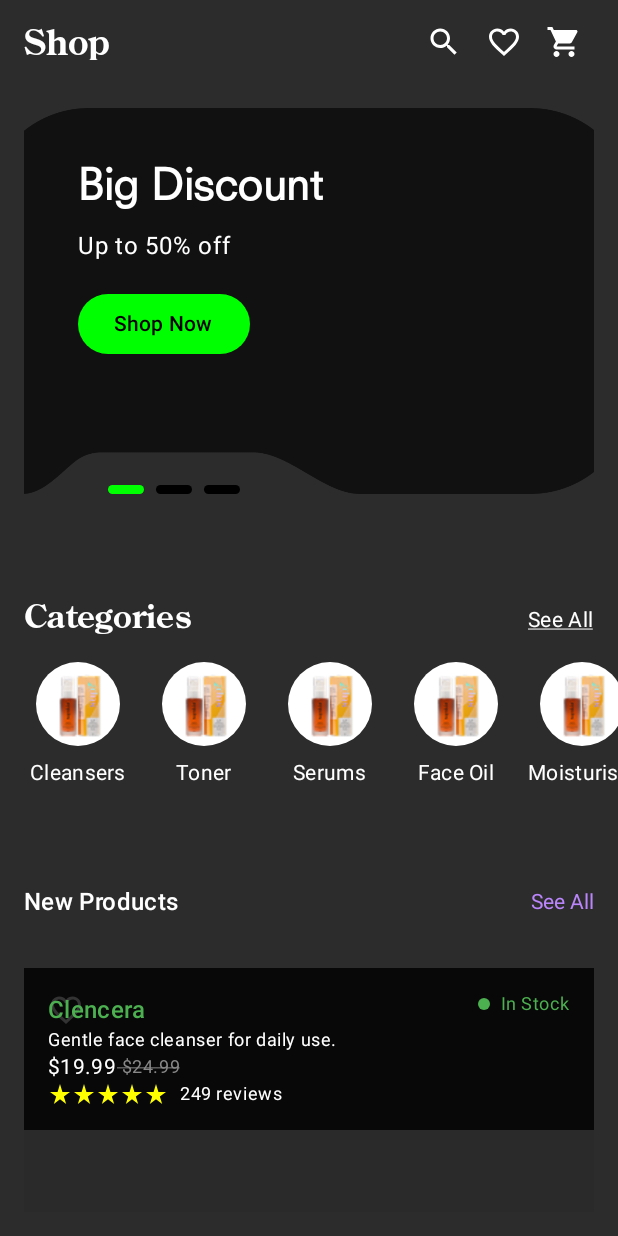
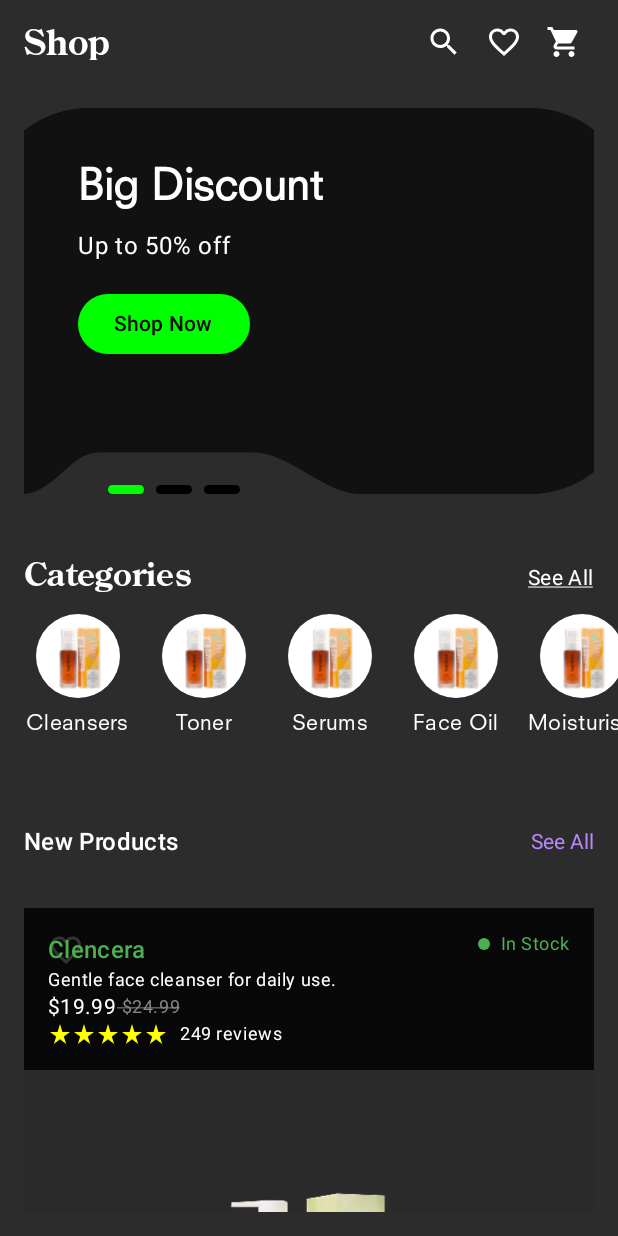
Before and after one commit to oyeraghib/Shop-App-D4C, an Android app built with Jetpack Compose: the screen it shows after launch (HomeActivity), on a phone screen of 412 x 824 dp. Run offline under Robolectric (Android 15) with nearby library versions, the phone set to English and light mode, and no system bars; our stand-ins replace accompanist.

Commit message:
fix: category section

```diff
--- a/app/src/main/java/com/d4cshopappassignment/ui/activity/shopHome/HomeActivity.kt
+++ b/app/src/main/java/com/d4cshopappassignment/ui/activity/shopHome/HomeActivity.kt
@@ -156,12 +156,12 @@ fun CategoriesSection(
 ) {
     Column(
         modifier = Modifier.fillMaxWidth()
-            .padding(top = 32.dp, bottom = 16.dp)
+            .padding(top = 8.dp, bottom = 8.dp)
     ) {
         Row(
             modifier = Modifier
                 .fillMaxWidth()
-                .padding(horizontal = 16.dp, vertical = 16.dp),
+                .padding(horizontal = 16.dp, vertical = 12.dp),
             horizontalArrangement = Arrangement.SpaceBetween,
             verticalAlignment = Alignment.CenterVertically
         ) {
@@ -214,7 +214,8 @@ fun CategoryItem(category: com.d4cshopappassignment.data.Category) {
             text = category.name,
             style = MaterialTheme.typography.bodyMedium,
             color = Color.White,
-            maxLines = 1
+            maxLines = 1,
+            fontFamily = FontFamily(Font(R.font.neuzeit_sltstd_book))
         )
     }
 }
```
